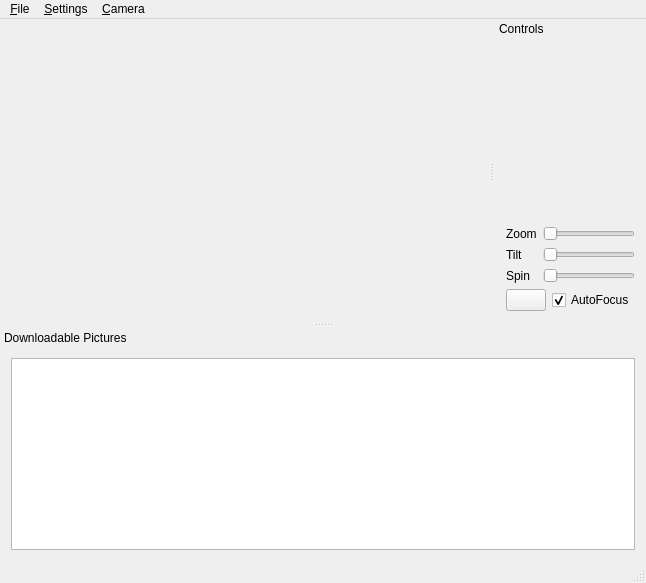
Before: the Qt Designer form client/MainWindow.ui in thejoshwolfe/repatriator, drawn with Qt 5.
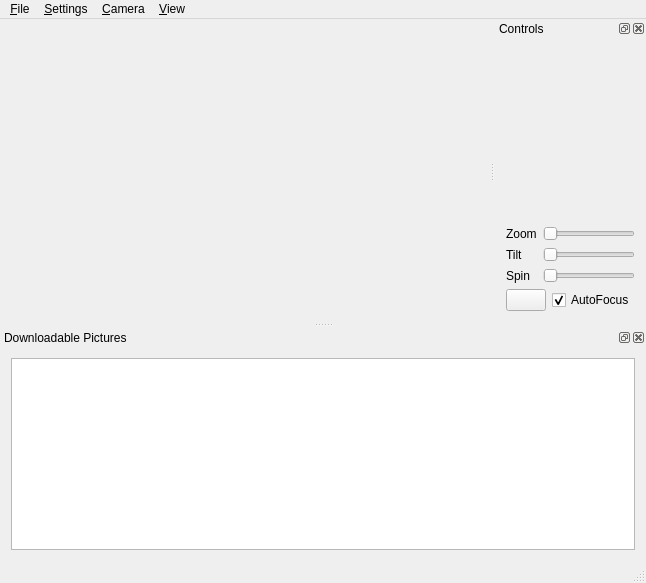
After: the same form once the commit is applied. Icons and pictures are not drawn. Custom widgets are drawn as their Qt base class.

Commit message: more flexible docks. duh

The edit to the form file:
```diff
--- a/client/MainWindow.ui
+++ b/client/MainWindow.ui
@@ -32,10 +32,7 @@
   <widget class="QStatusBar" name="statusBar"/>
   <widget class="QDockWidget" name="verticalDock">
    <property name="features">
-    <set>QDockWidget::NoDockWidgetFeatures</set>
-   </property>
-   <property name="allowedAreas">
-    <set>Qt::RightDockWidgetArea</set>
+    <set>QDockWidget::AllDockWidgetFeatures</set>
    </property>
    <property name="windowTitle">
     <string>Controls</string>
@@ -137,7 +134,7 @@
   </widget>
   <widget class="QDockWidget" name="horizontalDock">
    <property name="features">
-    <set>QDockWidget::NoDockWidgetFeatures</set>
+    <set>QDockWidget::AllDockWidgetFeatures</set>
    </property>
    <property name="windowTitle">
     <string>Downloadable Pictures</string>
@@ -172,7 +169,7 @@
      <x>0</x>
      <y>0</y>
      <width>646</width>
-     <height>27</height>
+     <height>25</height>
     </rect>
    </property>
    <widget class="QMenu" name="menu_File">
@@ -200,9 +197,17 @@
     </property>
     <addaction name="actionChangeDownloadFolder"/>
    </widget>
+   <widget class="QMenu" name="menu_View">
+    <property name="title">
+     <string>&amp;View</string>
+    </property>
+    <addaction name="actionControls"/>
+    <addaction name="actionDownloadablePictures"/>
+   </widget>
    <addaction name="menu_File"/>
    <addaction name="menuSe_ttings"/>
    <addaction name="menu_Camera"/>
+   <addaction name="menu_View"/>
   </widget>
   <action name="actionDownload">
    <property name="text">
```
Left out of the diff: 66 changed lines with no effect on the pictures. The commit also changes 1 other file.
